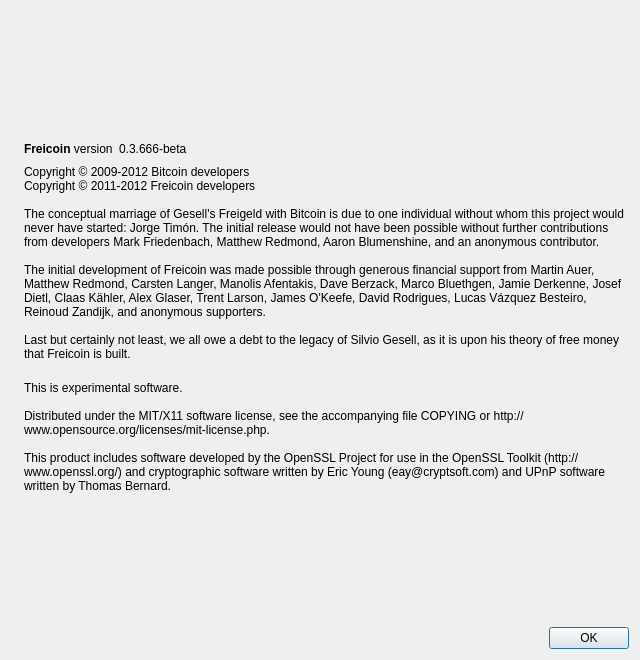
ngilesgt/baudcoin, file src/qt/forms/aboutdialog.ui: the form before one commit.
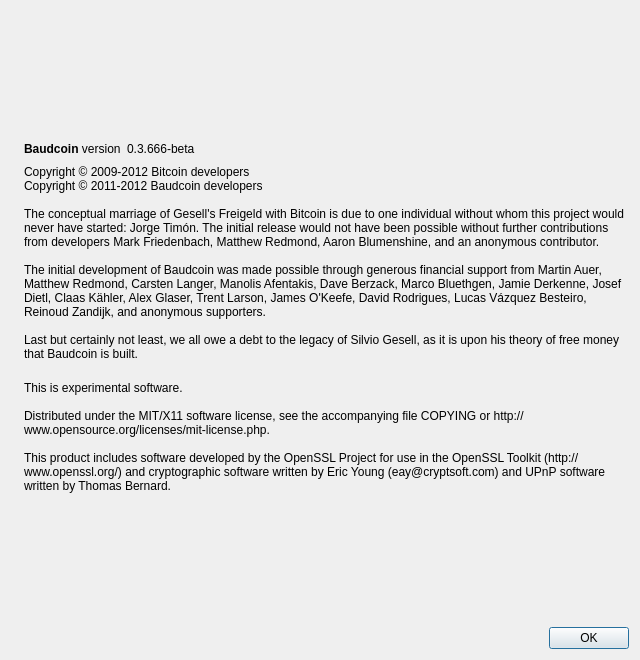
The form after the commit. Icons and pictures are not drawn.

```diff
--- a/src/qt/forms/aboutdialog.ui
+++ b/src/qt/forms/aboutdialog.ui
@@ -50,7 +50,7 @@
           <cursorShape>IBeamCursor</cursorShape>
          </property>
          <property name="text">
-          <string>&lt;b&gt;Freicoin&lt;/b&gt; version</string>
+          <string>&lt;b&gt;Baudcoin&lt;/b&gt; version</string>
          </property>
          <property name="textInteractionFlags">
           <set>Qt::LinksAccessibleByMouse|Qt::TextSelectableByKeyboard|Qt::TextSelectableByMouse</set>
@@ -92,13 +92,13 @@
        </property>
        <property name="text">
         <string>Copyright © 2009-2012 Bitcoin developers
-Copyright © 2011-2012 Freicoin developers
+Copyright © 2011-2012 Baudcoin developers
 
 The conceptual marriage of Gesell's Freigeld with Bitcoin is due to one individual without whom this project would never have started: Jorge Timón. The initial release would not have been possible without further contributions from developers Mark Friedenbach, Matthew Redmond, Aaron Blumenshine, and an anonymous contributor.
 
-The initial development of Freicoin was made possible through generous financial support from Martin Auer, Matthew Redmond, Carsten Langer, Manolis Afentakis, Dave Berzack, Marco Bluethgen, Jamie Derkenne, Josef Dietl, Claas Kähler, Alex Glaser, Trent Larson, James O'Keefe, David Rodrigues, Lucas Vázquez Besteiro, Reinoud Zandijk, and anonymous supporters.
+The initial development of Baudcoin was made possible through generous financial support from Martin Auer, Matthew Redmond, Carsten Langer, Manolis Afentakis, Dave Berzack, Marco Bluethgen, Jamie Derkenne, Josef Dietl, Claas Kähler, Alex Glaser, Trent Larson, James O'Keefe, David Rodrigues, Lucas Vázquez Besteiro, Reinoud Zandijk, and anonymous supporters.
 
-Last but certainly not least, we all owe a debt to the legacy of Silvio Gesell, as it is upon his theory of free money that Freicoin is built.</string>
+Last but certainly not least, we all owe a debt to the legacy of Silvio Gesell, as it is upon his theory of free money that Baudcoin is built.</string>
        </property>
        <property name="wordWrap">
         <bool>true</bool>
```
Left out of the diff: 6 changed lines with no effect on the pictures.
